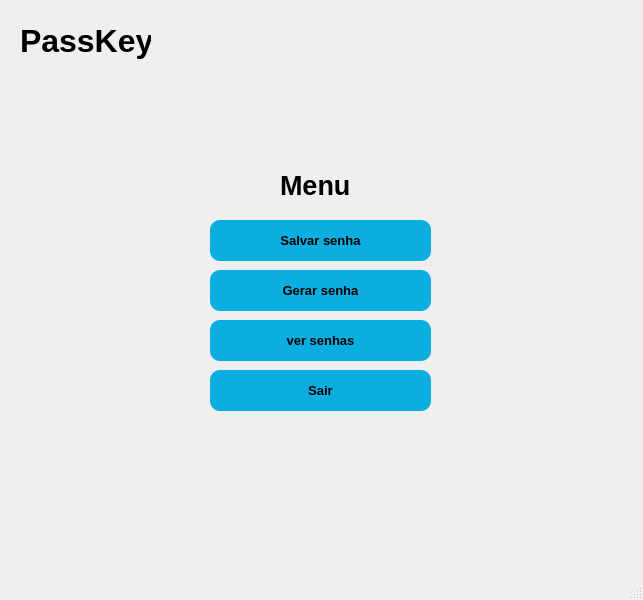
Before: the Qt Designer form telas_pyqt/tela_menu.ui in filipe-mateus/Engenharia-de-Software-II, drawn with Qt 5.
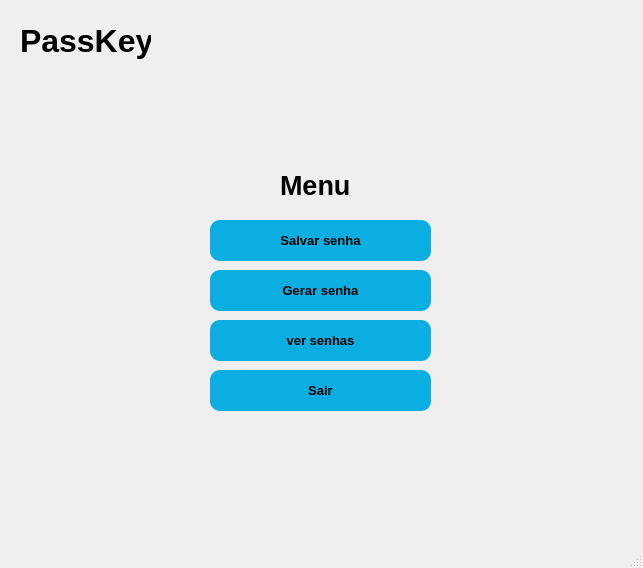
After: the same form once the commit is applied.

Diff of the .ui file:
```diff
--- a/telas_pyqt/tela_menu.ui
+++ b/telas_pyqt/tela_menu.ui
@@ -7,7 +7,7 @@
     <x>0</x>
     <y>0</y>
     <width>643</width>
-    <height>600</height>
+    <height>568</height>
    </rect>
   </property>
   <property name="windowTitle">
```
